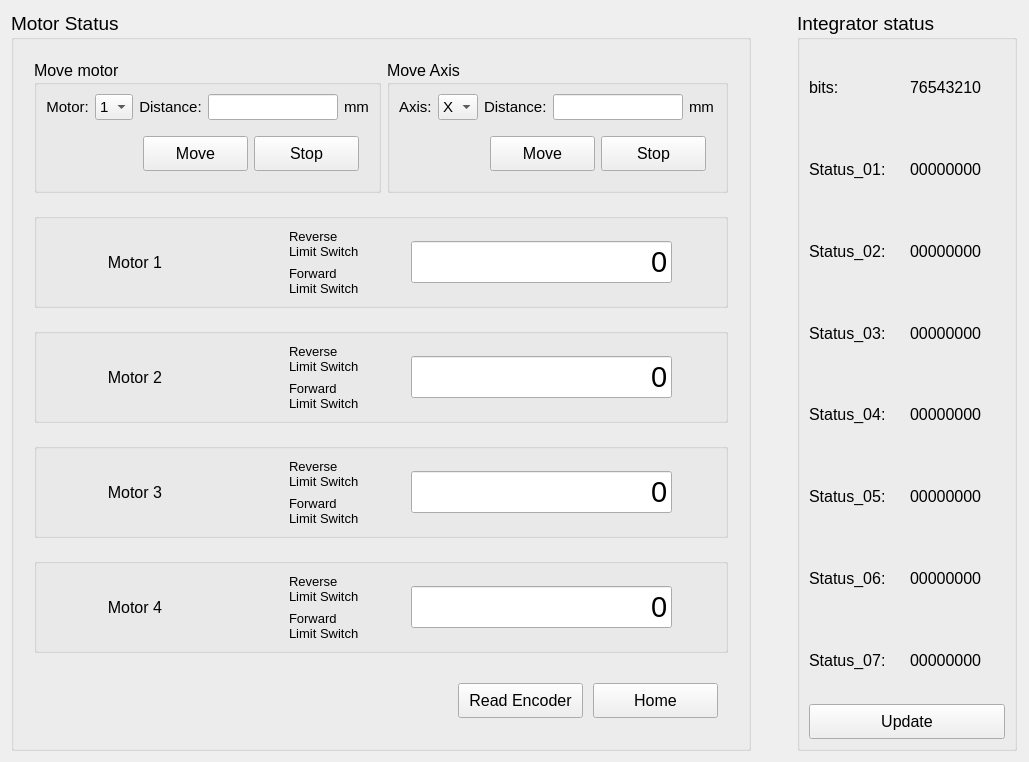
The window that stretchedwire/gui/ui/motorandintegratorwidget.ui (lnls-ima/stretched-wire) describes before a commit, drawn with Qt 5.
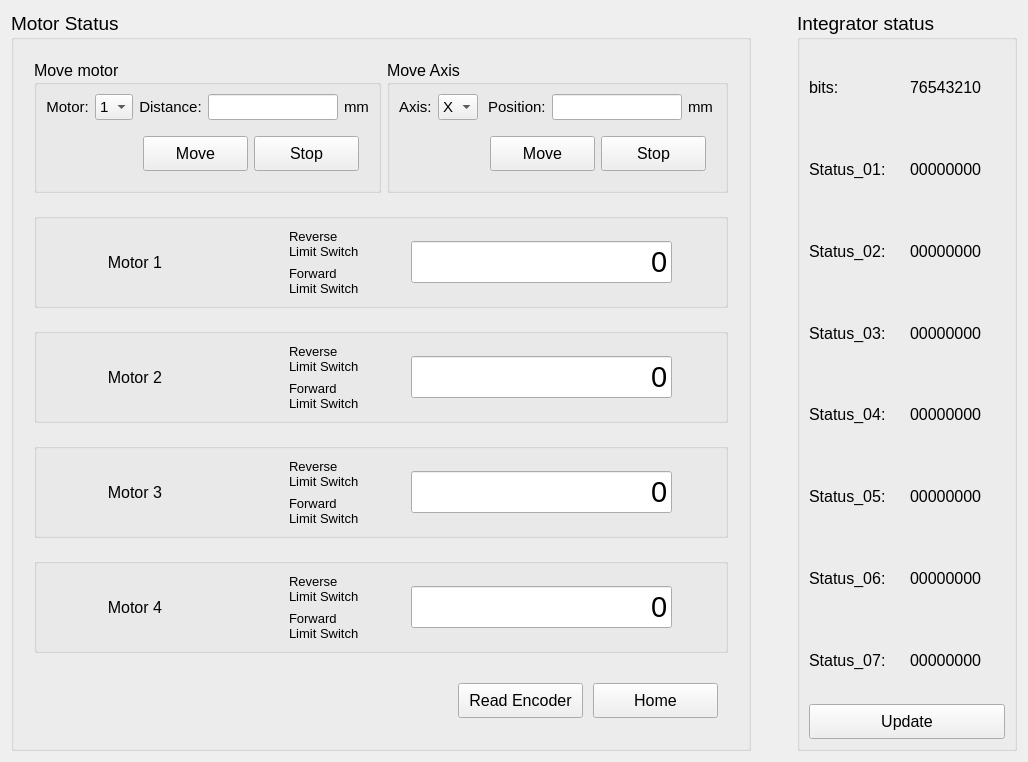
The same window after the commit. Icons and pictures are not drawn.

Diff of the .ui file:
```diff
--- a/stretchedwire/gui/ui/motorandintegratorwidget.ui
+++ b/stretchedwire/gui/ui/motorandintegratorwidget.ui
@@ -6,7 +6,7 @@
    <rect>
     <x>0</x>
     <y>0</y>
-    <width>1029</width>
+    <width>1018</width>
     <height>755</height>
    </rect>
   </property>
@@ -899,7 +899,7 @@
               </font>
              </property>
              <property name="text">
-              <string>Distance:</string>
+              <string> Position:</string>
              </property>
             </widget>
            </item>
```
Left out of the diff: 96 changed lines with no effect on the pictures.
